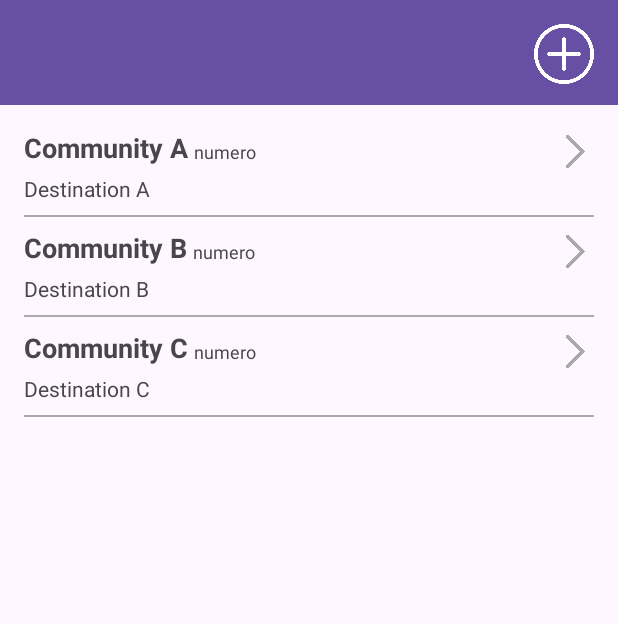
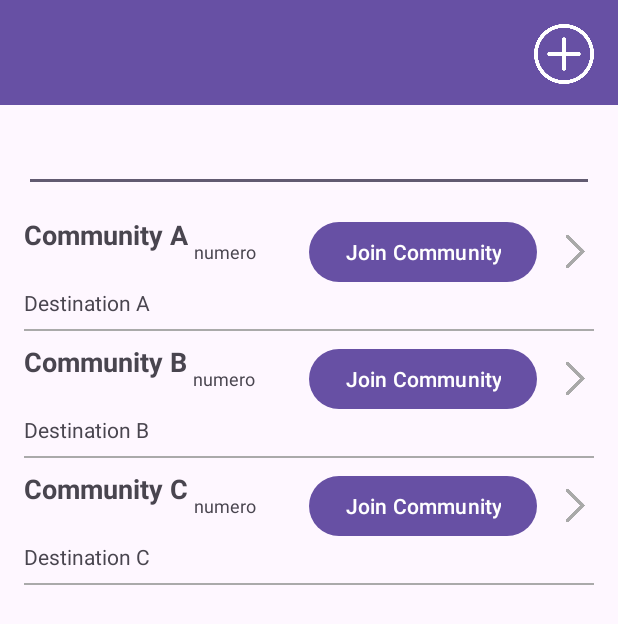
Before and after one commit to alcatel-taxi-brousse/frontend, an Android app: the HomeActivity screen opened directly, with no data from a screen before it, on a phone screen of 412 x 824 dp. Shown: the top 624 px of the screen. Run offline under Robolectric (Android 15) with nearby library versions, the phone set to English and light mode, and no system bars; our stand-ins replace Volley; network calls fail.

Commit message:
ajout bouton join community

```diff
--- a/app/src/main/res/layout/activity_home.xml
+++ b/app/src/main/res/layout/activity_home.xml
@@ -31,11 +31,24 @@
         android:layout_marginTop="16dp"
         android:layout_marginEnd="16dp"/>
 
+    <EditText
+        android:id="@+id/searchBar"
+        android:layout_width="0dp"
+        android:layout_height="50dp"
+        android:padding="10dp"
+        android:inputType="text"
+        app:layout_constraintTop_toBottomOf="@id/topBanner"
+        app:layout_constraintStart_toStartOf="parent"
+        app:layout_constraintEnd_toEndOf="parent"
+        android:layout_marginTop="8dp"
+        android:layout_marginStart="16dp"
+        android:layout_marginEnd="16dp" />
+
     <FrameLayout
         android:id="@+id/frameLayoutCommunitiesContainer"
         android:layout_width="match_parent"
         android:layout_height="0dp"
-        app:layout_constraintTop_toBottomOf="@id/topBanner"
+        app:layout_constraintTop_toBottomOf="@id/searchBar"
         app:layout_constraintStart_toStartOf="parent"
         app:layout_constraintEnd_toEndOf="parent"
         app:layout_constraintBottom_toTopOf="@id/frameLayoutCreateCommunity" />
--- a/app/src/main/res/layout/list_item_community.xml
+++ b/app/src/main/res/layout/list_item_community.xml
@@ -32,6 +32,17 @@
             android:layout_height="0dp"
             android:layout_weight="1" />
 
+        <Button
+            android:id="@+id/buttonJoinCommunity"
+            android:layout_width="wrap_content"
+            android:layout_height="wrap_content"
+            android:text="@string/join_community"
+            android:textSize="14sp"
+            android:layout_marginEnd="8dp"
+            android:layout_gravity="center_vertical"
+            />
+
+
         <ImageButton
             android:id="@+id/buttonArrow"
             android:layout_width="30dp"
--- a/app/src/main/res/values/strings.xml
+++ b/app/src/main/res/values/strings.xml
@@ -32,4 +32,5 @@
     <string name="fermer">Annuler</string>
     <string name="valider">Valider</string>
     <string name="join_ride">Join ride</string>
+    <string name="join_community">Join Community</string>
 </resources>
```
